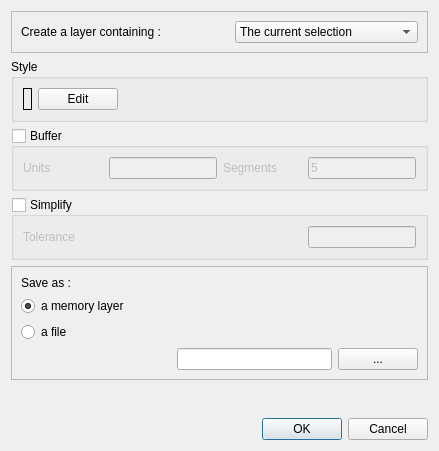
Before: the Qt Designer form ui_plugin_mask.ui in aeag/mask, drawn with Qt 5.
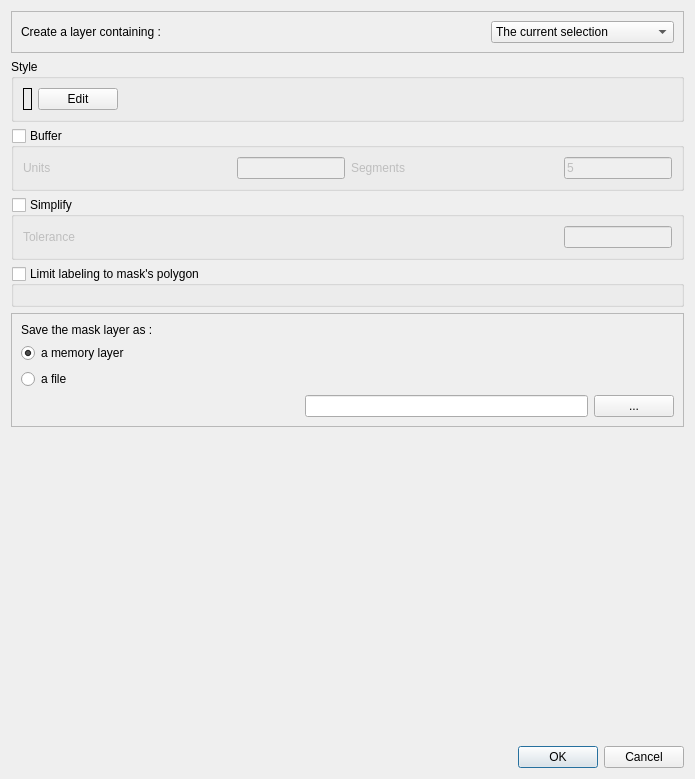
After: the same form once the commit is applied.

Commit message: Add a layerlist widget, fix mask removal

Patch:
```diff
--- a/ui_plugin_mask.ui
+++ b/ui_plugin_mask.ui
@@ -6,8 +6,8 @@
    <rect>
     <x>0</x>
     <y>0</y>
-    <width>439</width>
-    <height>451</height>
+    <width>695</width>
+    <height>779</height>
    </rect>
   </property>
   <property name="windowTitle">
@@ -227,6 +227,20 @@
      </layout>
     </widget>
    </item>
+   <item>
+    <widget class="QGroupBox" name="labelingGroup">
+     <property name="title">
+      <string>Limit labeling to mask's polygon</string>
+     </property>
+     <property name="checkable">
+      <bool>true</bool>
+     </property>
+     <property name="checked">
+      <bool>false</bool>
+     </property>
+     <layout class="QVBoxLayout" name="labelingLayout"/>
+    </widget>
+   </item>
    <item>
     <widget class="QFrame" name="frame">
      <property name="sizePolicy">
@@ -245,7 +259,7 @@
       <item>
        <widget class="QLabel" name="label_3">
         <property name="text">
-         <string>Save as :</string>
+         <string>Save the mask layer as :</string>
         </property>
        </widget>
       </item>
```
The commit also changes 4 other files.
